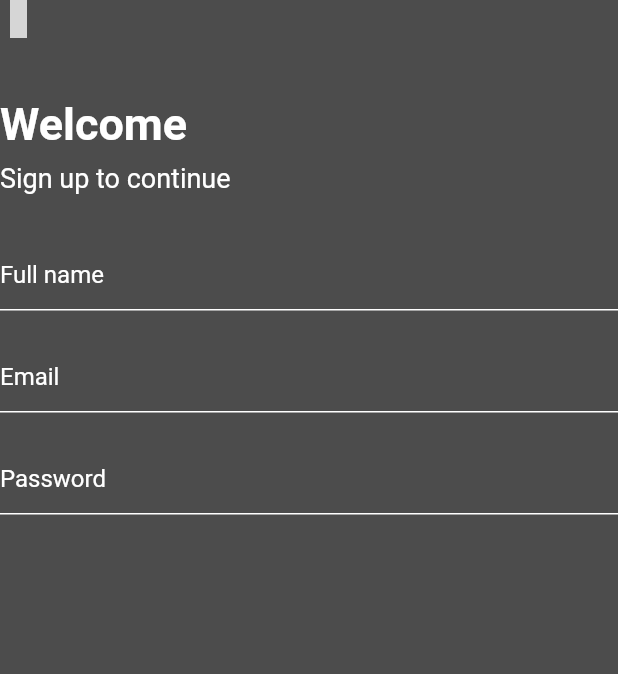
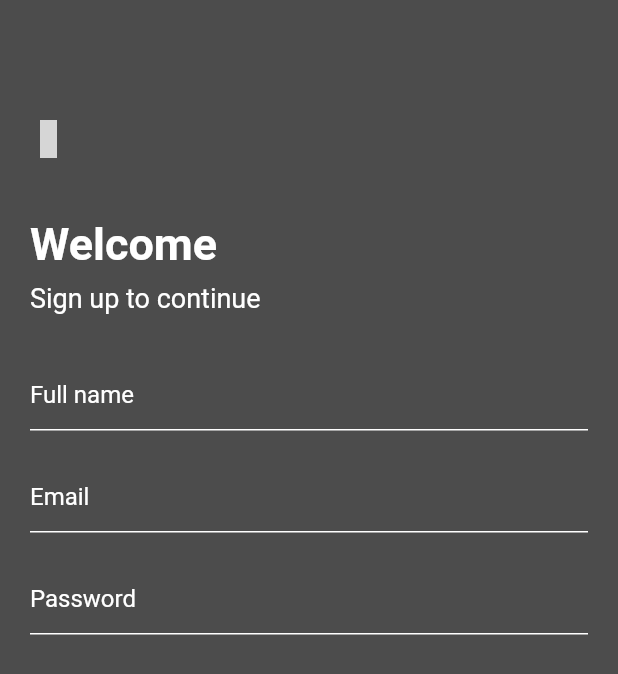
Before and after one commit to Devsaci/grocery_app_hadi_v2, a Flutter app: the RegisterScreen screen opened by its route, on a phone screen of 412 x 824 dp. Shown: the top 674 px of the screen. Run offline on Flutter 3.47's test engine with Material 2 defaults, Android fonts, the phone set to English and light mode, and no system bars; drawn by our look-alikes of card_swiper; our stand-ins replace fancy_shimmer_image, flutter_iconly, shared_preferences; accounts and stored records are empty; grey boxes are pictures that could not be loaded.

Commit message:
SizedBox(height: 60.0),

```diff
--- a/lib/screens/auth/register.dart
+++ b/lib/screens/auth/register.dart
@@ -48,10 +48,13 @@ class _RegisterScreenState extends State<RegisterScreen> {
             color: Colors.black.withOpacity(0.7),
           ),
           SingleChildScrollView(
+            child: Padding(
+              padding: const EdgeInsets.all(20.0),
               child: Column(
                 mainAxisAlignment: MainAxisAlignment.center,
                 crossAxisAlignment: CrossAxisAlignment.start,
                 children: [
+                  const SizedBox(height: 60.0),
                   InkWell(
                     onTap: () {
                       Navigator.canPop(context) ? Navigator.pop(context) : null;
@@ -167,6 +170,7 @@ class _RegisterScreenState extends State<RegisterScreen> {
                   ),
                 ],
               ),
+            ),
           )
         ],
       ),
```
Lines whose indentation alone changed are shown as unchanged.
